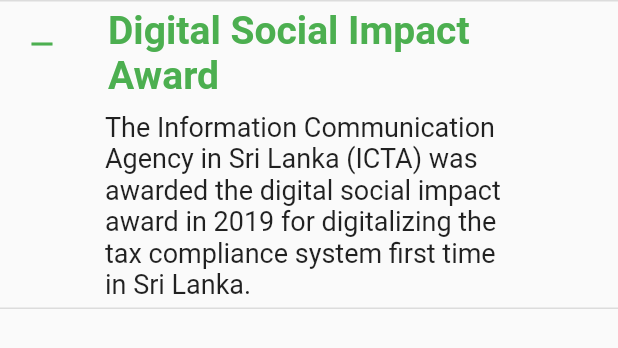
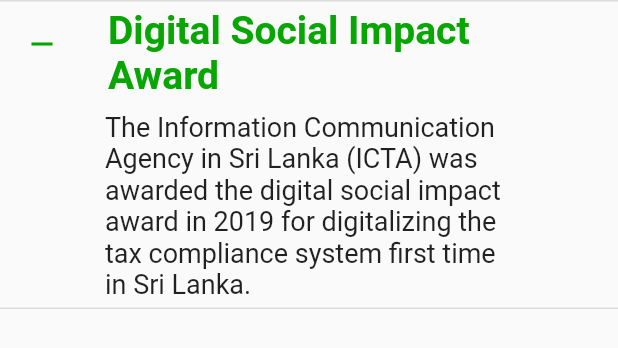
Before and after one commit to CBS-Developments/New-Web-Taxperts, a Flutter app: the AwardDescription widget shown alone on an empty page, opened directly, after a tap on "Digital Social Impact Award", on a phone screen of 412 x 824 dp. Shown: the top 348 px of the screen. Run offline on Flutter 3.47's test engine with Material 2 defaults, Android fonts, the phone set to English and light mode, and no system bars.

Commit message:
Colors added

```diff
--- a/new_web_taxperts/lib/Componants.dart
+++ b/new_web_taxperts/lib/Componants.dart
@@ -1,4 +1,5 @@
 import 'package:flutter/material.dart';
+import 'package:new_web_taxperts/colors.dart';
 class AwardDescription extends StatefulWidget {
   final String title;
   final String description;
@@ -25,7 +26,7 @@
         style: TextStyle(
           fontSize: 26,
           fontWeight: FontWeight.bold,
-          color: isExpanded ? Colors.green : Colors.black, // Title color changes to green when expanded
+          color: isExpanded ? AppColor.headingDarkGreen : Colors.black, // Title color changes to green when expanded
         ),
       ),
       children: <Widget>[
@@ -36,7 +37,7 @@
       ],
       leading: Icon(
         isExpanded ? Icons.remove : Icons.add,
-        color: isExpanded ? Colors.green : Colors.black,// Changes icon based on whether the tile is expanded or not
+        color: isExpanded ? AppColor.headingDarkGreen : Colors.black,// Changes icon based on whether the tile is expanded or not
       ),
       onExpansionChanged: (bool expanded) {
         setState(() {
@@ -99,7 +100,7 @@
                   onPressed: () {
                     // Handle Learn More tap
                   },
-                  child: Text('Learn More >>',style: TextStyle(color: Colors.green),),
+                  child: Text('Learn More >>',style: TextStyle(color: AppColor.darkTextGreen),),
                 ),
               ],
             ),
--- /dev/null
+++ b/new_web_taxperts/lib/colors.dart
@@ -0,0 +1,11 @@
+import 'dart:ui';
+
+class AppColor {
+  static Color headingDarkGreen = const Color(0xFF07A603);
+  static Color buttonGreen = const Color(0xFF04B200);
+  static Color backgroundBtnGreen = const Color(0xFFC5EAC9);
+  static Color darkTextGreen = const Color(0xFF00661D);
+  static Color background = const Color(0xFFEEFEF0);
+  static Color circleGreen = const Color(0xFFC2E3C1);
+
+}
```
Also changed, not shown: new_web_taxperts/lib/HomePage/home_desktop.dart (+10 -9 lines).
